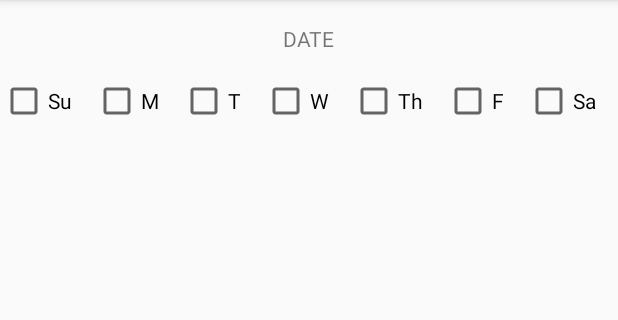
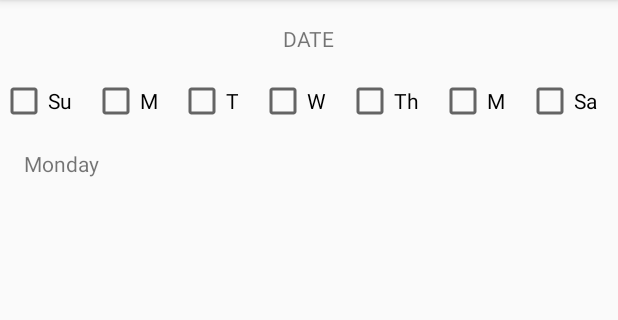
Before and after one commit to adityap92/mypersonaltrainer, an Android app: the fragment PlannerFragment placed in its activity, on a phone screen of 412 x 824 dp, the part 84-404 px from its top. Run offline under Robolectric (Android 15) with nearby library versions, the phone set to English and light mode, and no system bars; our stand-ins replace ButterKnife.

Commit message:
updating strings.xml

```diff
--- a/app/src/main/res/layout/fragment_planner.xml
+++ b/app/src/main/res/layout/fragment_planner.xml
@@ -23,7 +23,7 @@
             android:layout_width="wrap_content"
             android:layout_height="wrap_content"
             android:layout_weight="1"
-            android:text="Su" />
+            android:text="@string/sun" />
 
         <CheckBox
             android:id="@+id/cbMon"
@@ -31,42 +31,49 @@
             android:layout_width="wrap_content"
             android:layout_height="wrap_content"
             android:layout_weight="1"
-            android:text="M" />
+            android:text="@string/mon" />
         <CheckBox
             android:id="@+id/cbTues"
             style="@style/Widget.AppCompat.CompoundButton.CheckBox"
             android:layout_width="wrap_content"
             android:layout_height="wrap_content"
             android:layout_weight="1"
-            android:text="T" />
+            android:text="@string/tues" />
         <CheckBox
             android:id="@+id/cbWed"
             style="@style/Widget.AppCompat.CompoundButton.CheckBox"
             android:layout_width="wrap_content"
             android:layout_height="wrap_content"
             android:layout_weight="1"
-            android:text="W" />
+            android:text="@string/wed" />
         <CheckBox
             android:id="@+id/cbThurs"
             style="@style/Widget.AppCompat.CompoundButton.CheckBox"
             android:layout_width="wrap_content"
             android:layout_height="wrap_content"
             android:layout_weight="1"
-            android:text="Th" />
+            android:text="@string/thurs" />
         <CheckBox
             android:id="@+id/cbFri"
             style="@style/Widget.AppCompat.CompoundButton.CheckBox"
             android:layout_width="wrap_content"
             android:layout_height="wrap_content"
             android:layout_weight="1"
-            android:text="F" />
+            android:text="@string/mon" />
         <CheckBox
             android:id="@+id/cbSat"
             style="@style/Widget.AppCompat.CompoundButton.CheckBox"
             android:layout_width="wrap_content"
             android:layout_height="wrap_content"
             android:layout_weight="1"
-            android:text="Sa" />
+            android:text="@string/sat" />
 
     </LinearLayout>
+
+    <TextView
+        android:layout_width="wrap_content"
+        android:layout_height="wrap_content"
+        android:text="Monday"
+        android:padding="@dimen/activity_vertical_margin"
+        android:id="@+id/tvMonday"/>
 </LinearLayout>
--- a/app/src/main/res/values/strings.xml
+++ b/app/src/main/res/values/strings.xml
@@ -2,4 +2,22 @@
     <string name="app_name">MyPersonalTrainer</string>
 
     <string name="login">Login</string>
+
+    <string name="mon">M</string>
+    <string name="tues">T</string>
+    <string name="wed">W</string>
+    <string name="thurs">Th</string>
+    <string name="fri">F</string>
+    <string name="sat">Sa</string>
+    <string name="sun">Su</string>
+
+    <string name="name">Name</string>
+    <string name="gender">Gender</string>
+    <string name="weight">Weight</string>
+    <string name="height">Height</string>
+    <string name="activity_levels">Activity Level</string>
+    <string name="goals">Goals</string>
+
+    <string name="next">NEXT</string>
+
 </resources>
```
Also changed, not shown: app/src/main/res/layout/fragment_bio.xml (+7 -7 lines).
